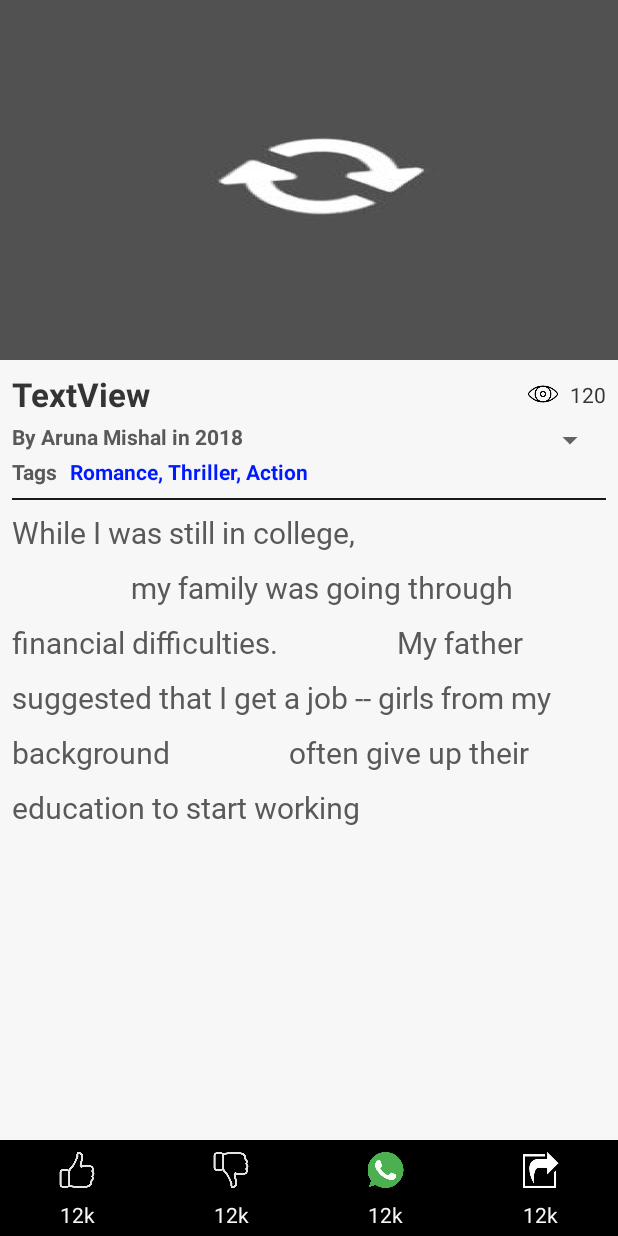
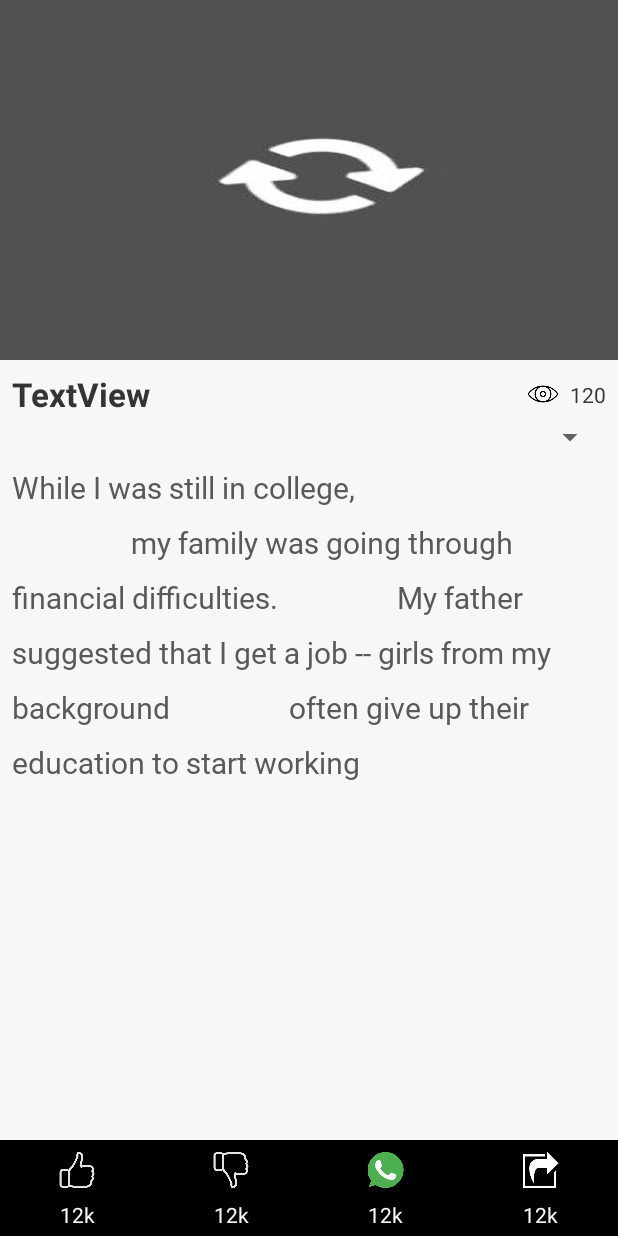
Before and after one commit to mohini14/Story, an Android app: the StoryDescriptionActivity screen opened directly, with no data from a screen before it, on a phone screen of 412 x 824 dp. Run offline under Robolectric (Android 15) with nearby library versions, the phone set to English and light mode, and no system bars; our stand-ins replace ButterKnife, Picasso; pictures from the network do not load; Roboto replaces fonts that are not available here; 9 statements that could not run were skipped.

```diff
--- a/app/build.gradle
+++ b/app/build.gradle
@@ -21,6 +21,7 @@ android {
 repositories {
     // ...
     maven { url 'https://jitpack.io' }
+    maven { url "http://dl.bintray.com/populov/maven" }
 }
 
 dependencies {
@@ -56,5 +57,8 @@ dependencies {
     // org apache
     implementation group: 'org.apache.commons', name: 'commons-lang3', version: '3.7'
 
+    // async task
+    implementation 'com.arasthel:asyncjob-library:1.0.3'
+
 
 }
--- a/app/src/main/java/com/topstories/story/activities/home/HomeFragment.java
+++ b/app/src/main/java/com/topstories/story/activities/home/HomeFragment.java
@@ -31,7 +31,7 @@ public class HomeFragment extends Fragment {
         ButterKnife.bind(this, v);
         mMainPageRecyclerView.setHasFixedSize(true);
         mMainPageRecyclerView.setLayoutManager(new LinearLayoutManager(getContext()));
-        mMainPageRecyclerView.setAdapter(new MainActivityRecyclerView(new MainPageData().getData(), getContext()));
+        mMainPageRecyclerView.setAdapter(new MainActivityRecyclerView(new MainPageData().getData(), getActivity()));
     }
 
 }
--- a/app/src/main/java/com/topstories/story/activities/home/StoryDescriptionActivity.java
+++ b/app/src/main/java/com/topstories/story/activities/home/StoryDescriptionActivity.java
@@ -33,10 +33,10 @@ public class StoryDescriptionActivity extends AppCompatActivity {
     public TextView titleTextView;
     @BindView(R.id.story_description_description_id)
     public TextView descriptionTextView;
-    @BindView(R.id.story_description_generes_view_id)
-    public TextView generesView;
-    @BindView(R.id.story_description_author_view_id)
-    public TextView authorView;
+//    @BindView(R.id.story_description_generes_view_id)
+//    public TextView generesView;
+//    @BindView(R.id.story_description_author_view_id)
+//    public TextView authorView;
     @BindView(R.id.story_description_likes_count_id)
     public TextView likesCountTextView;
     @BindView(R.id.story_description_dislikes_count_id)
@@ -74,8 +74,8 @@ public class StoryDescriptionActivity extends AppCompatActivity {
         descriptionTextView.setText(currentStory.getDescription());
         descriptionTextView.setLineSpacing(20, 1);
 //        descriptionTextView.setLetterSpacing(0.05f);
-        generesView.setText(currentStory.getGeneresText());
-        authorView.setText(currentStory.getAuthorBioText());
+//        generesView.setText(currentStory.getGeneresText());
+//        authorView.setText(currentStory.getAuthorBioText());
         likesCountTextView.setText(currentStory.likesCountText());
         dislikesCountTextView.setText(currentStory.dislikesCountText());
         whatsappCountTextView.setText(currentStory.lovedCountText());
--- a/app/src/main/res/layout/activity_story_description.xml
+++ b/app/src/main/res/layout/activity_story_description.xml
@@ -63,9 +63,9 @@
                 android:textColor="@color/descriptionTextColor"
                 android:textSize="20sp"
                 app:layout_constraintEnd_toEndOf="parent"
-                app:layout_constraintHorizontal_bias="0.0"
+                app:layout_constraintHorizontal_bias="1.0"
                 app:layout_constraintStart_toStartOf="parent"
-                app:layout_constraintTop_toBottomOf="@+id/textView3" />
+                app:layout_constraintTop_toBottomOf="@+id/story_description_language_spinner_id" />
 
             <ImageView
                 android:id="@+id/story_description_views_image_id"
@@ -91,70 +91,14 @@
                 app:layout_constraintEnd_toEndOf="parent"
                 app:layout_constraintTop_toBottomOf="@+id/story_description_image_view_id" />
 
-            <TextView
-                android:id="@+id/story_description_generes_view_id"
-                android:layout_width="0dp"
-                android:layout_height="wrap_content"
-                android:layout_marginEnd="8dp"
-                android:layout_marginStart="8dp"
-                android:maxLines="2"
-                android:text="Romance, Thriller, Action"
-                android:textColor="#001aff"
-                android:textSize="14sp"
-                android:textStyle="bold"
-                app:layout_constraintEnd_toEndOf="parent"
-                app:layout_constraintStart_toEndOf="@+id/textView"
-                app:layout_constraintTop_toTopOf="@+id/textView" />
-
-            <TextView
-                android:id="@+id/story_description_author_view_id"
-                android:layout_width="0dp"
-                android:layout_height="wrap_content"
-                android:layout_marginEnd="8dp"
-                android:layout_marginStart="8dp"
-                android:layout_marginTop="4dp"
-                android:text="By Aruna Mishal in 2018"
-                android:textColor="@color/descriptionTextColor"
-                android:textSize="14sp"
-                android:textStyle="bold"
-                app:layout_constraintEnd_toStartOf="@+id/story_description_language_spinner_id"
-                app:layout_constraintStart_toStartOf="parent"
-                app:layout_constraintTop_toBottomOf="@+id/story_description_title_id" />
-
-            <TextView
-                android:id="@+id/textView"
-                android:layout_width="wrap_content"
-                android:layout_height="wrap_content"
-                android:layout_marginStart="8dp"
-                android:layout_marginTop="4dp"
-                android:text="Tags"
-                android:textColor="@color/descriptionTextColor"
-                android:textSize="14sp"
-                android:textStyle="bold"
-                app:layout_constraintStart_toStartOf="parent"
-                app:layout_constraintTop_toBottomOf="@+id/story_description_author_view_id" />
-
             <Spinner
                 android:id="@+id/story_description_language_spinner_id"
                 android:layout_width="100dp"
                 android:layout_height="0dp"
                 android:layout_marginEnd="8dp"
-                app:layout_constraintBottom_toTopOf="@+id/story_description_generes_view_id"
+                android:layout_marginTop="2dp"
                 app:layout_constraintEnd_toEndOf="parent"
-                app:layout_constraintTop_toTopOf="@+id/story_description_author_view_id" />
-
-            <TextView
-                android:id="@+id/textView3"
-                android:layout_width="0dp"
-                android:layout_height="1dp"
-                android:layout_marginEnd="8dp"
-                android:layout_marginStart="8dp"
-                android:layout_marginTop="8dp"
-                android:background="@color/colorPrimaryDark"
-                android:text="TextView"
-                app:layout_constraintEnd_toEndOf="parent"
-                app:layout_constraintStart_toStartOf="parent"
-                app:layout_constraintTop_toBottomOf="@+id/story_description_generes_view_id" />
+                app:layout_constraintTop_toBottomOf="@+id/story_description_title_id" />
 
 
         </android.support.constraint.ConstraintLayout>
```
Also changed, not shown: app/src/main/java/com/topstories/story/activities/home/MainActivityRecyclerView.java (+8 -6 lines), app/src/main/java/com/topstories/story/activities/home/StoryListAdapter.java (+7 -6 lines), app/src/main/java/com/topstories/story/activities/home/StoryListingActivity.java (+24 -4 lines), app/src/main/java/com/topstories/story/utils/Gen.java (+17 -0 lines), app/src/main/res/layout/loading_indicator.xml (+4 -3 lines).
